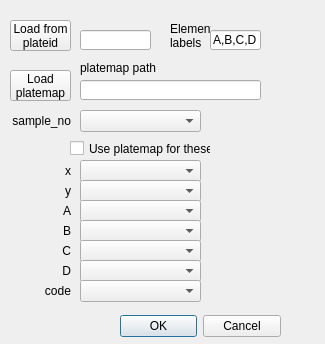
Above: QtDesign/LoadCSVForm.ui from johnmgregoire/JCAPDataProcess before the change. Below: the same form after it.
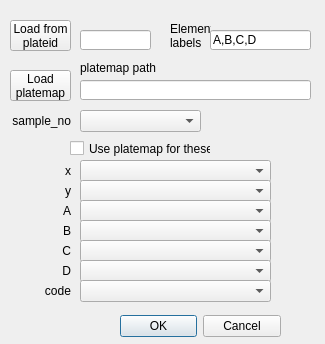
That is the form after the change.

Commit message:
Visualizer ClearData and csv load improvements
visualizer now has button for clearing data, also a somehwat hidden
button in upper right corner for raising an error for debugging.
Lot's of small isues with load .csv are now fixed, most notably the fake
run__ that is created includes a copy of the csv filname for every
sample_no s required for setting up the filters correctly

Diff of the .ui file:
```diff
--- a/QtDesign/LoadCSVForm.ui
+++ b/QtDesign/LoadCSVForm.ui
@@ -34,7 +34,7 @@
     <rect>
      <x>210</x>
      <y>30</y>
-     <width>51</width>
+     <width>101</width>
      <height>20</height>
     </rect>
    </property>
@@ -93,7 +93,7 @@
     <rect>
      <x>80</x>
      <y>160</y>
-     <width>121</width>
+     <width>191</width>
      <height>22</height>
     </rect>
    </property>
@@ -122,7 +122,7 @@
     <rect>
      <x>80</x>
      <y>180</y>
-     <width>121</width>
+     <width>191</width>
      <height>22</height>
     </rect>
    </property>
@@ -151,7 +151,7 @@
     <rect>
      <x>80</x>
      <y>200</y>
-     <width>121</width>
+     <width>191</width>
      <height>22</height>
     </rect>
    </property>
@@ -180,7 +180,7 @@
     <rect>
      <x>80</x>
      <y>220</y>
-     <width>121</width>
+     <width>191</width>
      <height>22</height>
     </rect>
    </property>
@@ -209,7 +209,7 @@
     <rect>
      <x>80</x>
      <y>240</y>
-     <width>121</width>
+     <width>191</width>
      <height>22</height>
     </rect>
    </property>
@@ -238,7 +238,7 @@
     <rect>
      <x>80</x>
      <y>260</y>
-     <width>121</width>
+     <width>191</width>
      <height>22</height>
     </rect>
    </property>
@@ -267,7 +267,7 @@
     <rect>
      <x>80</x>
      <y>280</y>
-     <width>121</width>
+     <width>191</width>
      <height>22</height>
     </rect>
    </property>
@@ -336,7 +336,7 @@
     <rect>
      <x>80</x>
      <y>80</y>
-     <width>181</width>
+     <width>231</width>
      <height>20</height>
     </rect>
    </property>
```
The commit also changes 5 other files.
